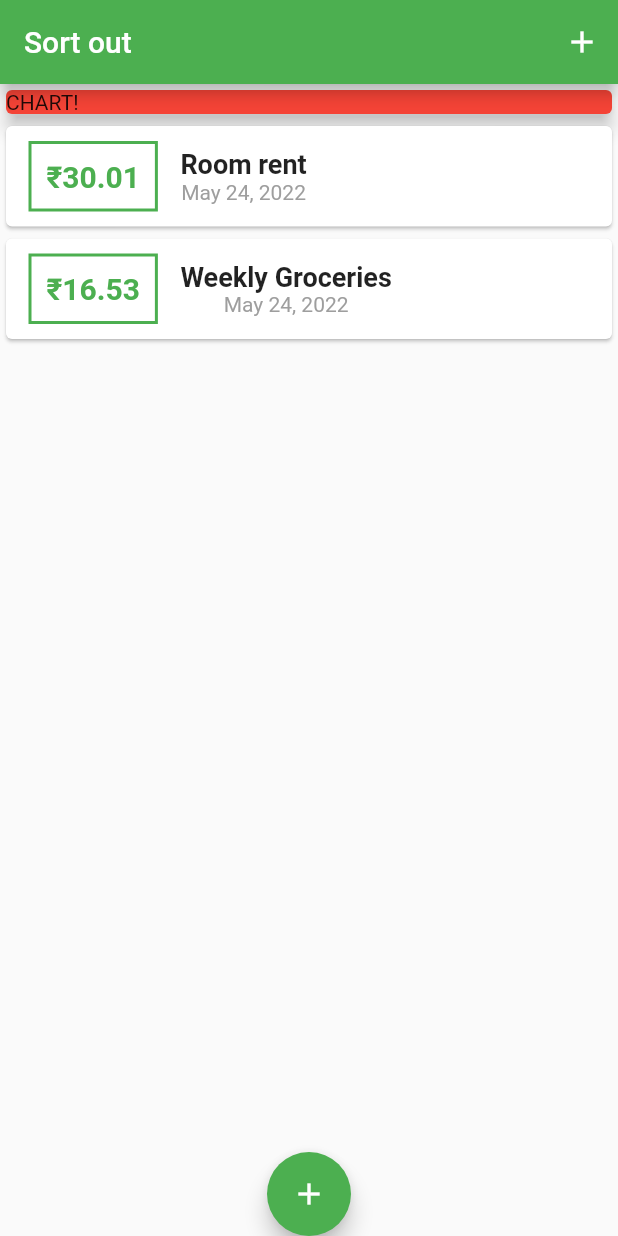
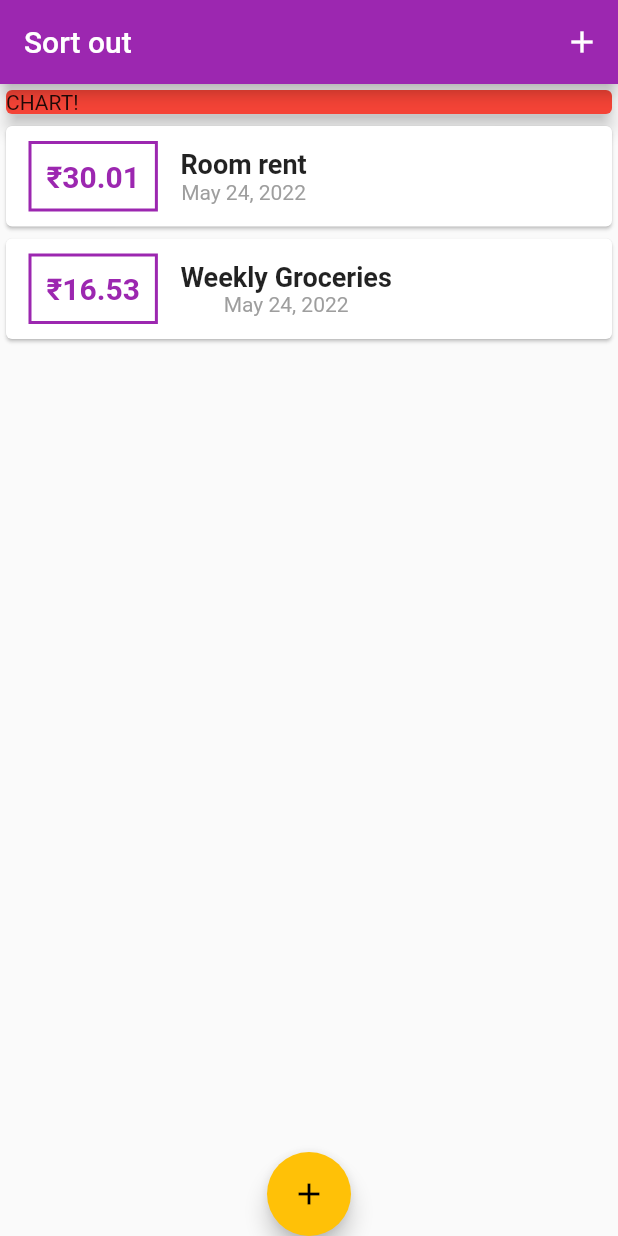
Before and after one commit to Shogil/Daily-expense-tracker-flutter, a Flutter app: the screen it shows after launch, on a phone screen of 412 x 824 dp. Run offline on Flutter 3.47's test engine with Material 2 defaults, Android fonts, the phone set to English and light mode, and no system bars.

Commit message:
update the transaction file

```diff
--- a/lib/main.dart
+++ b/lib/main.dart
@@ -13,7 +13,10 @@ class MyApp extends StatelessWidget {
   Widget build(BuildContext context) {
     return MaterialApp(
       title: 'Sort Out',
-      theme: ThemeData(primarySwatch: Colors.green),
+      theme: ThemeData(
+        primarySwatch: Colors.purple,
+        accentColor: Colors.amber,
+      ),
       home: MyHomePage(),
     );
   }
```
